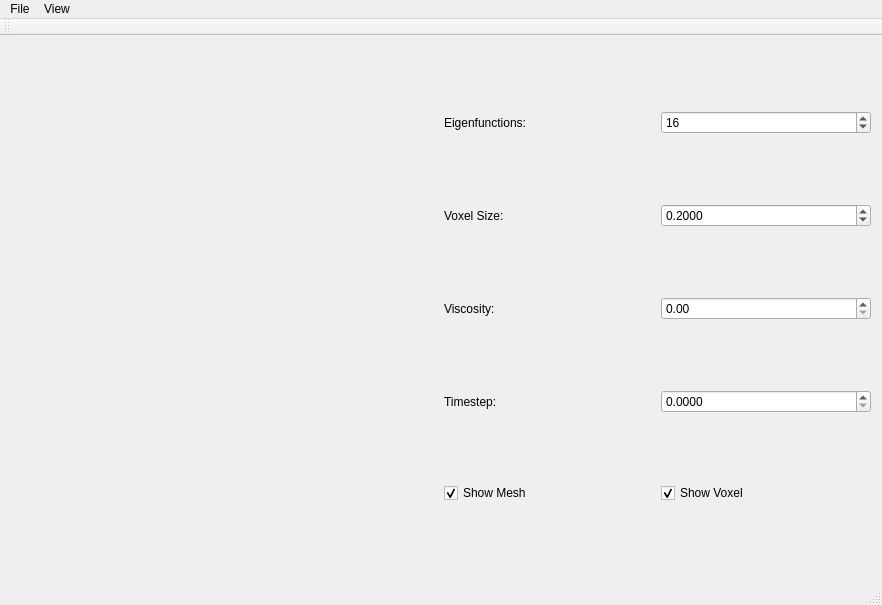
Old version of the form Widgets/mainwindow.ui in the repository wleuschner/ParallelSpectralFluids3D.
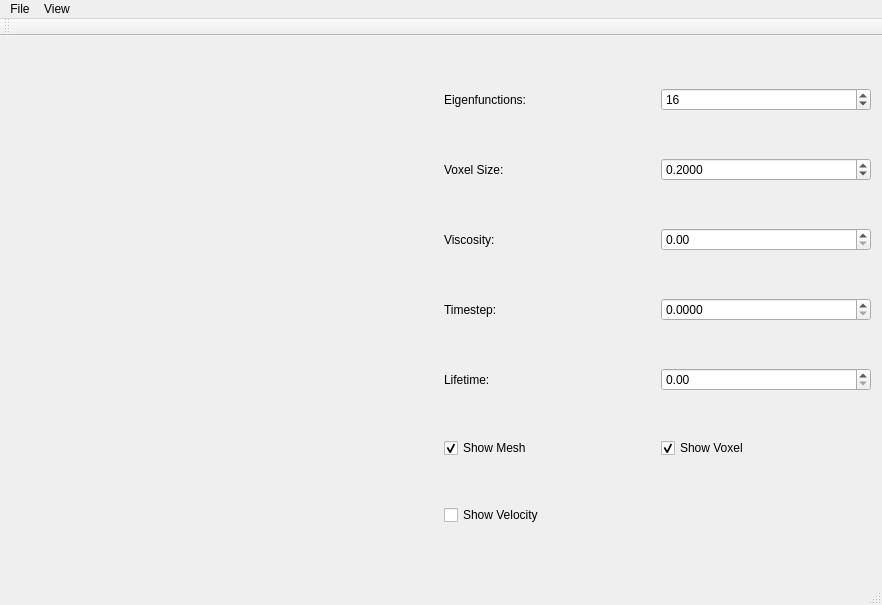
New version of the form. Custom widgets are drawn as their Qt base class.

```diff
--- a/Widgets/mainwindow.ui
+++ b/Widgets/mainwindow.ui
@@ -100,6 +100,20 @@
           </item>
          </layout>
         </item>
+        <item>
+         <layout class="QHBoxLayout" name="horizontalLayout_9">
+          <item>
+           <widget class="QLabel" name="label_5">
+            <property name="text">
+             <string>Lifetime:</string>
+            </property>
+           </widget>
+          </item>
+          <item>
+           <widget class="QDoubleSpinBox" name="spinLifeTime"/>
+          </item>
+         </layout>
+        </item>
         <item>
          <layout class="QHBoxLayout" name="horizontalLayout_6">
           <item>
@@ -124,6 +138,17 @@
           </item>
          </layout>
         </item>
+        <item>
+         <layout class="QHBoxLayout" name="horizontalLayout_8">
+          <item>
+           <widget class="QCheckBox" name="chkVelocity">
+            <property name="text">
+             <string>Show Velocity</string>
+            </property>
+           </widget>
+          </item>
+         </layout>
+        </item>
        </layout>
       </item>
      </layout>
```
